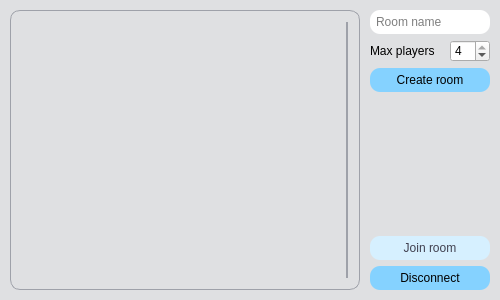
Old version of the form word_game/modules/gui/room_browser.ui in the repository LiquidIce64/ORIS-tasks.
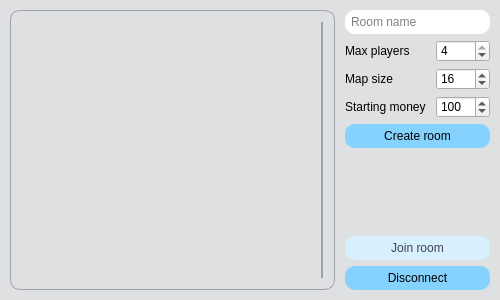
New version of the form.

Commit message: team money; unit spawn menu; hovered unit info; game settings

The edit to the form file:
```diff
--- a/word_game/modules/gui/room_browser.ui
+++ b/word_game/modules/gui/room_browser.ui
@@ -64,7 +64,7 @@
 }
 </string>
   </property>
-  <layout class="QGridLayout" name="gridLayout" rowstretch="1,0,0,0,0,0">
+  <layout class="QGridLayout" name="gridLayout" rowstretch="1,0,0,0,0,0,0,0">
    <property name="leftMargin">
     <number>10</number>
    </property>
@@ -80,6 +80,61 @@
    <property name="horizontalSpacing">
     <number>10</number>
    </property>
+   <item row="1" column="2">
+    <widget class="QSpinBox" name="input_playercount">
+     <property name="minimumSize">
+      <size>
+       <width>40</width>
+       <height>0</height>
+      </size>
+     </property>
+     <property name="minimum">
+      <number>2</number>
+     </property>
+     <property name="maximum">
+      <number>4</number>
+     </property>
+     <property name="value">
+      <number>4</number>
+     </property>
+    </widget>
+   </item>
+   <item row="6" column="1" colspan="2">
+    <widget class="QPushButton" name="btn_join">
+     <property name="enabled">
+      <bool>false</bool>
+     </property>
+     <property name="text">
+      <string>Join room</string>
+     </property>
+    </widget>
+   </item>
+   <item row="2" column="2">
+    <widget class="QSpinBox" name="input_mapsize">
+     <property name="minimum">
+      <number>8</number>
+     </property>
+     <property name="maximum">
+      <number>32</number>
+     </property>
+     <property name="value">
+      <number>16</number>
+     </property>
+    </widget>
+   </item>
+   <item row="0" column="1" colspan="2">
+    <widget class="QLineEdit" name="input_roomname">
+     <property name="minimumSize">
+      <size>
+       <width>0</width>
+       <height>0</height>
+      </size>
+     </property>
+     <property name="placeholderText">
+      <string>Room name</string>
+     </property>
+    </widget>
+   </item>
    <item row="1" column="1">
     <widget class="QLabel" name="label_playercount">
      <property name="minimumSize">
@@ -94,16 +149,20 @@
     </widget>
    </item>
    <item row="4" column="1" colspan="2">
-    <widget class="QPushButton" name="btn_join">
-     <property name="enabled">
-      <bool>false</bool>
+    <widget class="QPushButton" name="btn_create">
+     <property name="text">
+      <string>Create room</string>
      </property>
+    </widget>
+   </item>
+   <item row="2" column="1">
+    <widget class="QLabel" name="label">
      <property name="text">
-      <string>Join room</string>
+      <string>Map size</string>
      </property>
     </widget>
    </item>
-   <item row="0" column="0" rowspan="6">
+   <item row="0" column="0" rowspan="8">
     <widget class="QScrollArea" name="scrollArea">
      <property name="verticalScrollBarPolicy">
       <enum>Qt::ScrollBarAlwaysOn</enum>
@@ -119,7 +178,7 @@
        <rect>
         <x>0</x>
         <y>0</y>
-        <width>321</width>
+        <width>301</width>
         <height>268</height>
        </rect>
       </property>
@@ -151,53 +210,14 @@
      </widget>
     </widget>
    </item>
-   <item row="0" column="1" colspan="2">
-    <widget class="QLineEdit" name="input_roomname">
-     <property name="minimumSize">
-      <size>
-       <width>0</width>
-       <height>0</height>
-      </size>
-     </property>
-     <property name="placeholderText">
-      <string>Room name</string>
-     </property>
-    </widget>
-   </item>
-   <item row="5" column="1" colspan="2">
+   <item row="7" column="1" colspan="2">
     <widget class="QPushButton" name="btn_disconnect">
      <property name="text">
       <string>Disconnect</string>
      </property>
     </widget>
    </item>
-   <item row="1" column="2">
-    <widget class="QSpinBox" name="input_playercount">
-     <property name="minimumSize">
-      <size>
-       <width>40</width>
-       <height>0</height>
-      </size>
-     </property>
-     <property name="minimum">
-      <number>2</number>
-     </property>
-     <property name="maximum">
-      <number>4</number>
-     </property>
-     <property name="value">
-      <number>4</number>
-     </property>
-    </widget>
-   </item>
-   <item row="2" column="1" colspan="2">
-    <widget class="QPushButton" name="btn_create">
-     <property name="text">
-      <string>Create room</string>
-     </property>
-    </widget>
-   </item>
-   <item row="3" column="1" colspan="2">
+   <item row="5" column="1" colspan="2">
     <spacer name="verticalSpacer">
      <property name="orientation">
       <enum>Qt::Vertical</enum>
@@ -210,6 +230,26 @@
      </property>
     </spacer>
    </item>
+   <item row="3" column="2">
+    <widget class="QSpinBox" name="input_startingmoney">
+     <property name="maximum">
+      <number>9999</number>
+     </property>
+     <property name="singleStep">
+      <number>10</number>
+     </property>
+     <property name="value">
+      <number>100</number>
+     </property>
+    </widget>
+   </item>
+   <item row="3" column="1">
+    <widget class="QLabel" name="label_2">
+     <property name="text">
+      <string>Starting money</string>
+     </property>
+    </widget>
+   </item>
   </layout>
  </widget>
  <resources/>
```
The commit also changes 18 other files.
